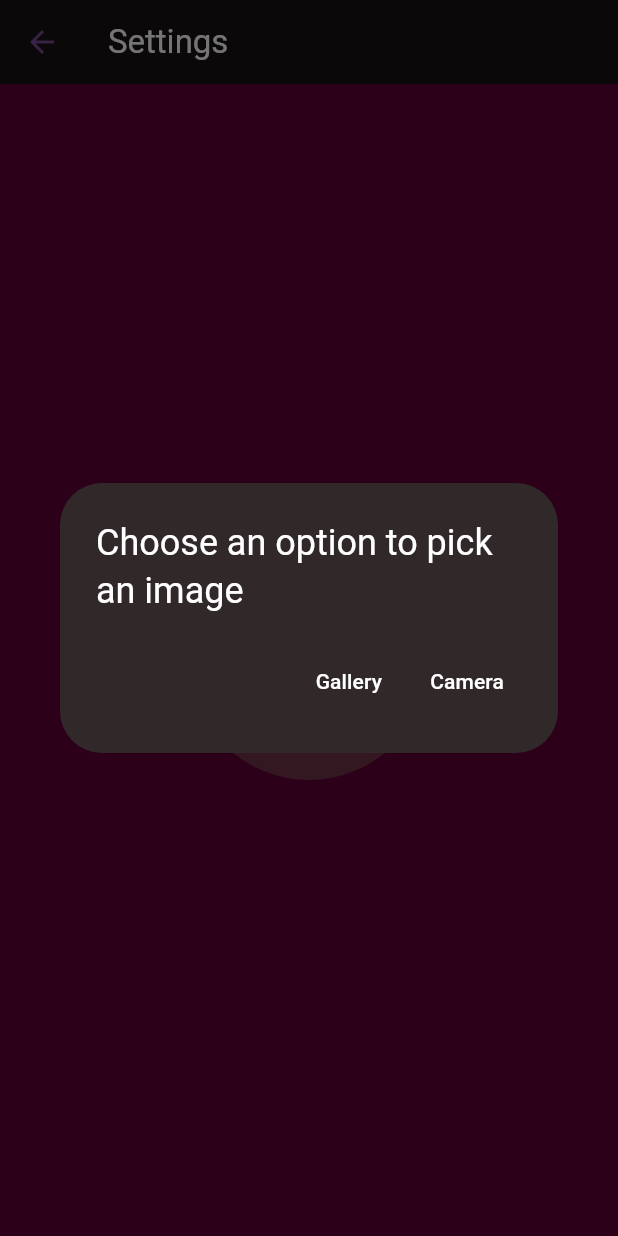
After one commit to yooud/pinq-mobile, a Flutter app: the SettingsScreen screen opened directly, after a tap on the "add a photo" icon, on a phone screen of 412 x 824 dp. The commit adds this screen. Run offline on Flutter 3.47's test engine with Material 3 defaults, Android fonts, the phone set to English and light mode, and no system bars; our stand-ins replace firebase_auth, firebase_core, flutter_dotenv, flutter_image_compress, geolocator, google_fonts and 2 more; missing offline and left inert: mapbox_maps_flutter; accounts and stored records are empty; network calls fail.

Commit message:
Add image picker in added settings screen

```diff
--- /dev/null
+++ b/lib/screens/settings_screen.dart
@@ -0,0 +1,71 @@
+import 'package:flutter/material.dart';
+import 'package:image_picker/image_picker.dart';
+import 'dart:io';
+
+class SettingsScreen extends StatefulWidget {
+  const SettingsScreen({super.key});
+
+  @override
+  State<SettingsScreen> createState() => _SettingsScreenState();
+}
+
+class _SettingsScreenState extends State<SettingsScreen> {
+  File? _image;
+
+  Future<void> _openAvatarSelection() async {
+    final ImagePicker picker = ImagePicker();
+
+    final XFile? pickedFile = await showDialog<XFile?>(
+      context: context,
+      builder: (context) => AlertDialog(
+        title: const Text(
+          'Choose an option to pick an image',
+        ),
+        actions: [
+          TextButton(
+            onPressed: () async {
+              Navigator.pop(
+                  context, await picker.pickImage(source: ImageSource.gallery));
+            },
+            child: const Text('Gallery'),
+          ),
+          TextButton(
+            onPressed: () async {
+              Navigator.pop(
+                  context, await picker.pickImage(source: ImageSource.camera));
+            },
+            child: const Text('Camera'),
+          ),
+        ],
+      ),
+    );
+
+    if (pickedFile != null) {
+      setState(() {
+        _image = File(pickedFile.path);
+      });
+    }
+  }
+
+  @override
+  Widget build(BuildContext context) {
+    return Scaffold(
+      appBar: AppBar(
+        title: const Text('Settings'),
+        iconTheme: const IconThemeData(color: Color(0xFF794D98)),
+      ),
+      body: Center(
+        child: GestureDetector(
+          onTap: _openAvatarSelection,
+          child: CircleAvatar(
+            backgroundImage: _image != null ? FileImage(_image!) : null,
+            radius: 80,
+            child: _image == null
+                ? const Icon(Icons.add_a_photo, size: 50, color: Colors.grey)
+                : null,
+          ),
+        ),
+      ),
+    );
+  }
+}
--- a/lib/screens/start_screen.dart
+++ b/lib/screens/start_screen.dart
@@ -5,6 +5,7 @@ import 'package:flutter/services.dart';
 import 'package:flutter_image_compress/flutter_image_compress.dart';
 import 'package:mapbox_maps_flutter/mapbox_maps_flutter.dart' as map;
 import 'package:geolocator/geolocator.dart' as geo;
+import 'package:pinq/screens/settings_screen.dart';
 import 'package:pinq/widgets/main_drawer.dart';
 
 class StartScreen extends StatefulWidget {
@@ -94,6 +95,17 @@ class _StartScreenState extends State<StartScreen> {
     return resizedImage;
   }
 
+    void _setScreen(String identifier) async {
+    Navigator.of(context).pop();
+    if (identifier == 'settings') {
+      Navigator.of(context).push(
+        MaterialPageRoute(
+          builder: (ctx) => const SettingsScreen(),
+        ),
+      );
+    }
+  }
+
   @override
   Widget build(BuildContext context) {
     return Scaffold(
@@ -105,7 +117,7 @@ class _StartScreenState extends State<StartScreen> {
         onMapCreated: _onMapCreated,
       ),
       drawer: HamburgerMenu(
-        onSelectScreen: (identifier) {},
+        onSelectScreen: _setScreen,
       ),
     );
   }
--- a/pubspec.yaml
+++ b/pubspec.yaml
@@ -43,6 +43,7 @@ dependencies:
   firebase_auth: ^5.3.1
   google_sign_in: ^6.2.1
   flutter_image_compress: ^2.3.0
+  image_picker: ^1.1.2
 
 dev_dependencies:
   flutter_test:
```
Also changed, not shown: pubspec.lock, 1 other file.
